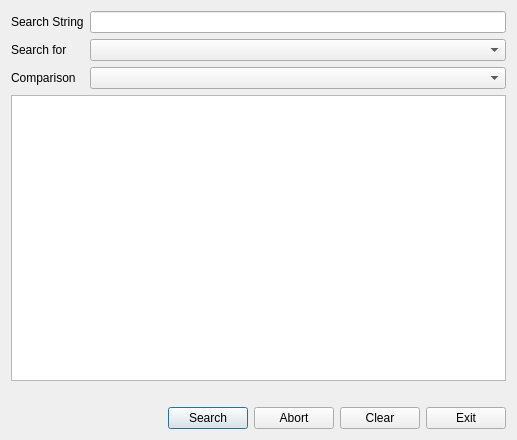
zsiki/configurable_search, file configurable_search_dialog_base.ui: the form before one commit.
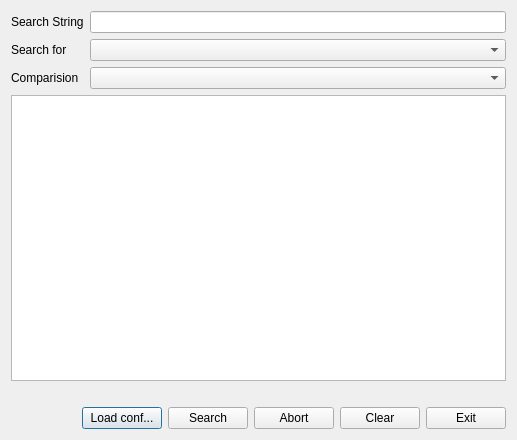
The form after the commit.

Commit message: Load config file button added

The edit to the form file:
```diff
--- a/configurable_search_dialog_base.ui
+++ b/configurable_search_dialog_base.ui
@@ -46,7 +46,7 @@
          <item row="2" column="0">
           <widget class="QLabel" name="label_5">
            <property name="text">
-            <string>Comparison</string>
+            <string>Comparision</string>
            </property>
           </widget>
          </item>
@@ -84,6 +84,16 @@
        </property>
       </spacer>
      </item>
+     <item>
+      <widget class="QPushButton" name="confButton">
+       <property name="toolTip">
+        <string>Load another configuration file</string>
+       </property>
+       <property name="text">
+        <string>Load conf...</string>
+       </property>
+      </widget>
+     </item>
      <item>
       <widget class="QPushButton" name="searchButton">
        <property name="text">
```
Left out of the diff: 36 changed lines with no effect on the pictures. The commit also changes 4 other files.
